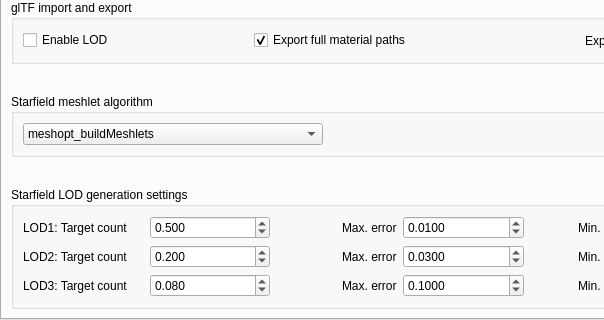
Old version of the form src/ui/settingsgeneral.ui in the repository fo76utils/nifskope; both pictures show x 0 to 604 and y 280 to 600 of the 800 by 600 pixel window.
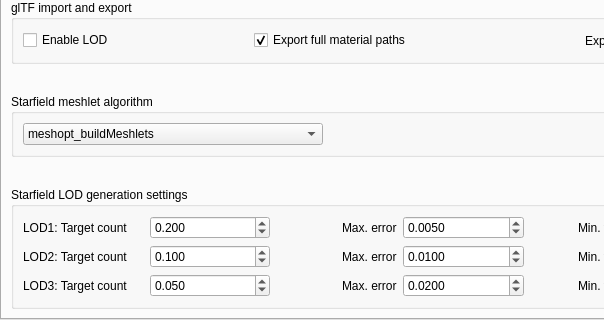
New version of the form. The open tabs and pages were chosen to show the change. Custom widgets are drawn as their Qt base class.

```diff
--- a/src/ui/settingsgeneral.ui
+++ b/src/ui/settingsgeneral.ui
@@ -452,7 +452,7 @@
              <double>0.001</double>
             </property>
             <property name="value">
-             <double>0.5</double>
+             <double>0.2</double>
             </property>
            </widget>
           </item>
@@ -481,7 +481,7 @@
              <double>0.0001</double>
             </property>
             <property name="value">
-             <double>0.01</double>
+             <double>0.005</double>
             </property>
            </widget>
           </item>
@@ -536,7 +536,7 @@
              <double>0.001</double>
             </property>
             <property name="value">
-             <double>0.2</double>
+             <double>0.1</double>
             </property>
            </widget>
           </item>
@@ -565,7 +565,7 @@
              <double>0.0001</double>
             </property>
             <property name="value">
-             <double>0.03</double>
+             <double>0.01</double>
             </property>
            </widget>
           </item>
@@ -620,7 +620,7 @@
              <double>0.001</double>
             </property>
             <property name="value">
-             <double>0.08</double>
+             <double>0.05</double>
             </property>
            </widget>
           </item>
@@ -649,7 +649,7 @@
              <double>0.0001</double>
             </property>
             <property name="value">
-             <double>0.1</double>
+             <double>0.02</double>
             </property>
            </widget>
           </item>
```
